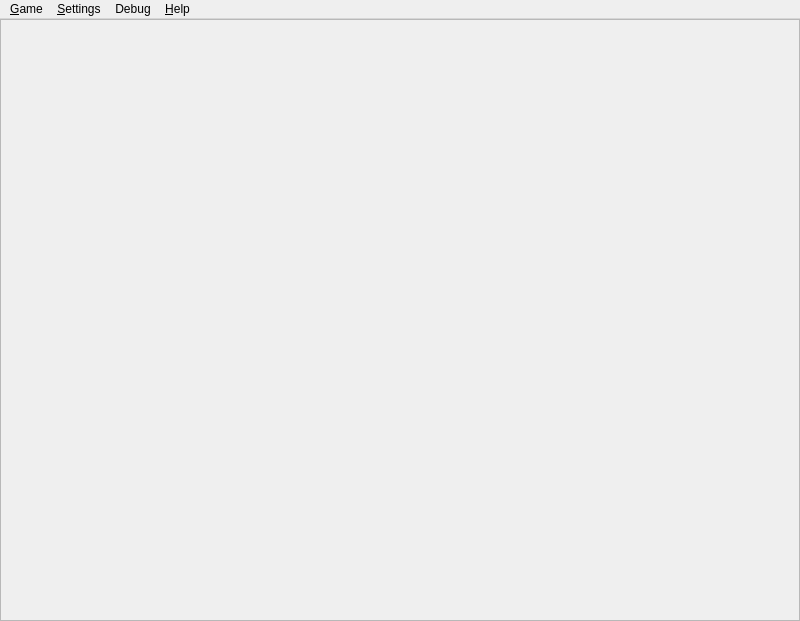
The window that src/ui/CarrotQt5.ui (soulweaver91/project-carrot) describes before a commit, drawn with Qt 5.
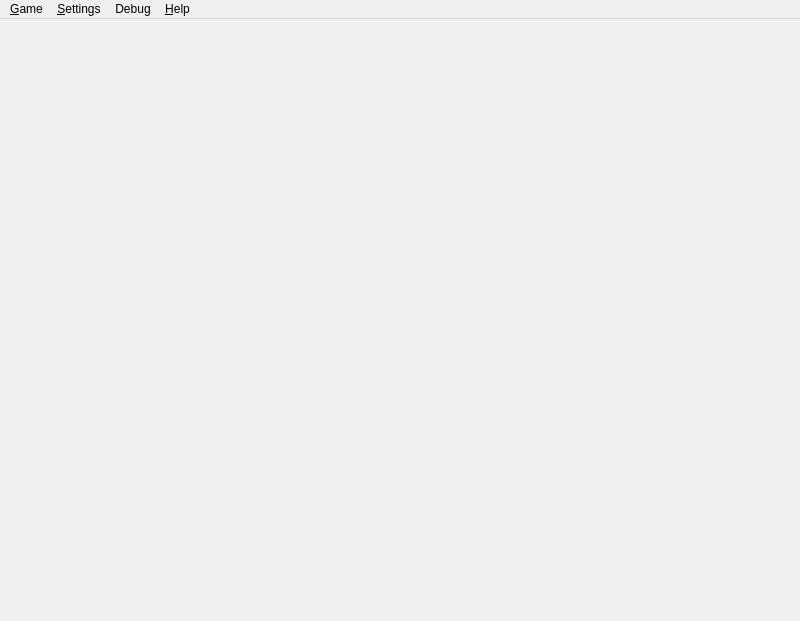
The same window after the commit. Icons and pictures are not drawn.

Commit message:
Fix resolution inconsistency on launch
Ref #44

```diff
--- a/src/ui/CarrotQt5.ui
+++ b/src/ui/CarrotQt5.ui
@@ -61,28 +61,6 @@
     <property name="bottomMargin">
      <number>0</number>
     </property>
-    <item>
-     <widget class="QFrame" name="mainFrame">
-      <property name="minimumSize">
-       <size>
-        <width>320</width>
-        <height>200</height>
-       </size>
-      </property>
-      <property name="maximumSize">
-       <size>
-        <width>2560</width>
-        <height>1920</height>
-       </size>
-      </property>
-      <property name="frameShape">
-       <enum>QFrame::StyledPanel</enum>
-      </property>
-      <property name="frameShadow">
-       <enum>QFrame::Raised</enum>
-      </property>
-     </widget>
-    </item>
    </layout>
   </widget>
   <widget class="QMenuBar" name="menuBar">
```
The commit also changes 2 other files.
